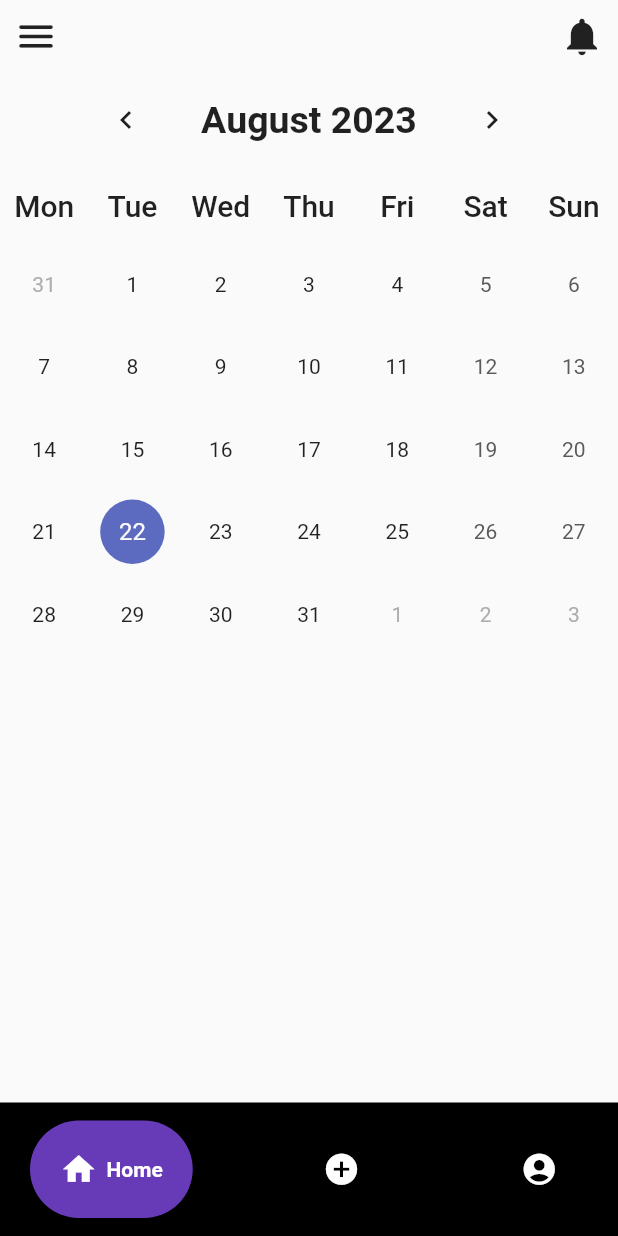
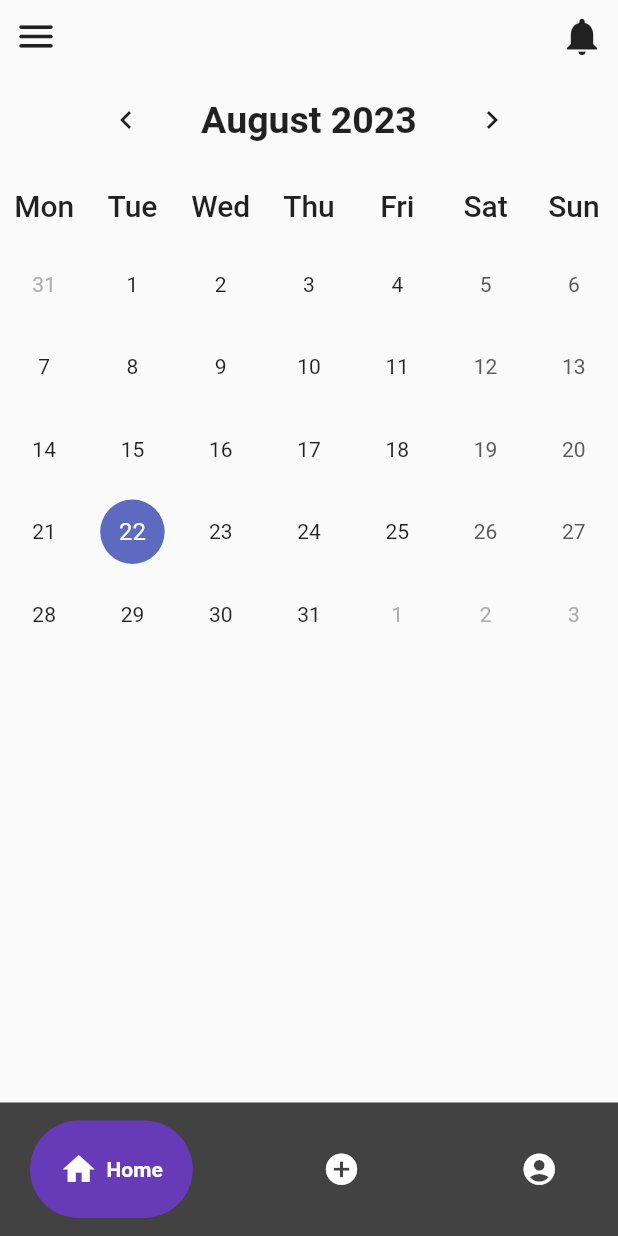
Before and after one commit to Studios-Async/TMS_Application, a Flutter app: the screen it shows after launch, on a phone screen of 412 x 824 dp. Run offline on Flutter 3.47's test engine with Material 2 defaults, Android fonts, the phone set to English and light mode, and no system bars; drawn by our look-alikes of google_nav_bar, table_calendar; our stand-ins replace firebase_core, lottie; accounts and stored records are empty.

Commit message:
nav bar fix

```diff
--- a/lib/Utilities/navbar.dart
+++ b/lib/Utilities/navbar.dart
@@ -1,6 +1,7 @@
 import 'package:flutter/material.dart';
 import 'package:google_nav_bar/google_nav_bar.dart';
 import 'package:tms/general_screens/login_page.dart';
+import 'package:tms/general_screens/profile%20page/profile_page.dart';
 import 'package:tms/general_screens/student_home.dart';
 import 'package:tms/general_screens/welldone_page.dart';
 
@@ -16,8 +17,8 @@ class _NavBarState extends State<NavBar> {
   late ScrollController _scrollController; // Controller for scrolling
   List<Widget> pages = [
     StudentHome(),
-    LoginPage(),
-    WellDonePage()
+    Placeholder(),
+    ProfilePage()
   ]; // List of pages
 
   @override
@@ -58,14 +59,14 @@ class _NavBarState extends State<NavBar> {
         },
       ),
       bottomNavigationBar: Container(
-        color: Colors.black,
+        color: Colors.grey.shade800,
         child: Padding(
           padding: const EdgeInsets.symmetric(horizontal: 20, vertical: 12),
           child: GNav(
             haptic: true,
             gap: 6,
             iconSize: 25,
-            backgroundColor: Colors.black,
+            backgroundColor: Colors.grey.shade800,
             color: Colors.white,
             activeColor: Colors.white,
             tabBackgroundColor: Colors.deepPurple,
```
